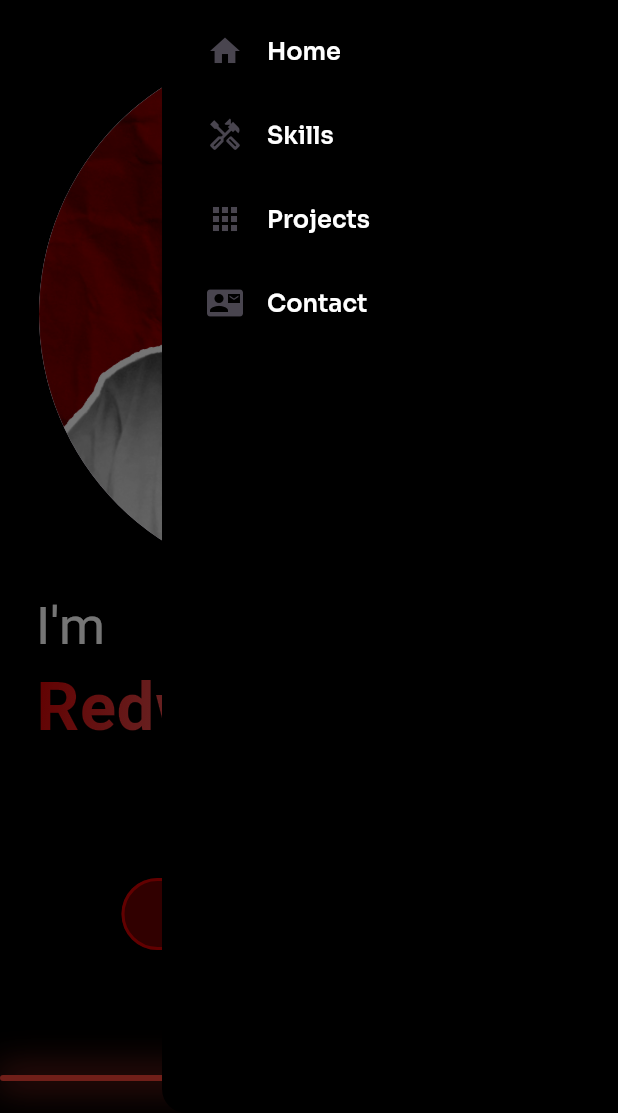
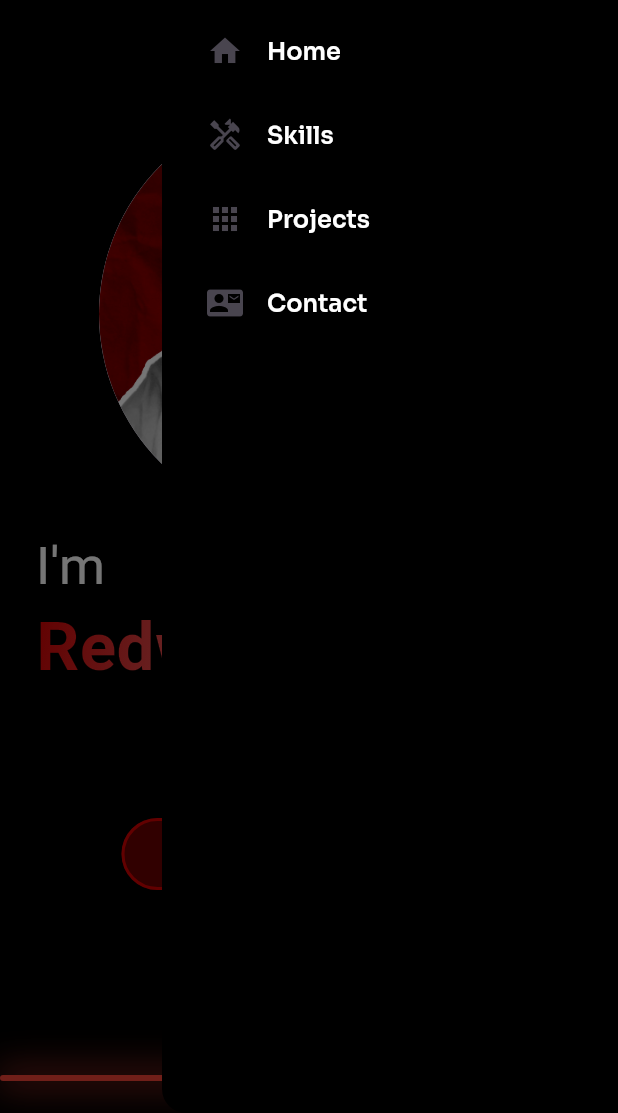
Before and after one commit to redredcode/reds_web_portfolio, a Flutter app: the screen it shows after launch, after a tap on the "menu" icon, on a phone screen of 412 x 824 dp, the part 123-1236 px from its top. Run offline on Flutter 3.47's test engine with Material 3 defaults, Android fonts, the phone set to English and light mode, and no system bars; our stand-ins replace google_fonts; missing offline and left inert: dart:js, universal_html.

Commit message:
Use the universal_html package for mobile builds, fix Main section and about section responsiveness for mobile

```diff
--- a/lib/all_sections/about_section/about_section_mobile.dart
+++ b/lib/all_sections/about_section/about_section_mobile.dart
@@ -11,8 +11,12 @@ class AboutSectionMobile extends StatelessWidget {
 
   @override
   Widget build(BuildContext context) {
+    final screenSize = MediaQuery.of(context).size;
+    final screenWidth = screenSize.width;
+    final screenHeight = screenSize.height;
+
     return Container(
-      height: 700,
+      height: screenHeight / 0.9,
       width: double.maxFinite,
       color: Colors.black,
       child: Padding(
@@ -21,10 +25,11 @@ class AboutSectionMobile extends StatelessWidget {
           //crossAxisAlignment: CrossAxisAlignment.start,
           children: [
             Text(
-              'About Me',
+              'About',
+              //textAlign: TextAlign.center,
               style: GoogleFonts.sora(
                 fontWeight: FontWeight.bold,
-                fontSize: 70,
+                fontSize: 60,
                 color: Colors.white,
               ),
             ),
@@ -33,6 +38,7 @@ class AboutSectionMobile extends StatelessWidget {
               children: [
                 const Text(
                   'I\'m a Flutter developer based in Bangladesh. 🇧🇩',
+                  //textAlign: TextAlign.center,
                   style: TextStyle(
                     color: Colors.white,
                     fontSize: 30,
@@ -77,7 +83,7 @@ class AboutSectionMobile extends StatelessWidget {
             const SizedBox(height: 48),
             Center(
               child: CustomButton(
-                buttonName: 'Download CV',
+                buttonName: 'Download CV', fontSize: 22,
                 onPressed: () {
                   SiteLauncher.launchUrl(Urls.atsResumeDriveLink); // old cv... update to the new one
                 },
--- a/lib/all_sections/main_section/main_mobile.dart
+++ b/lib/all_sections/main_section/main_mobile.dart
@@ -33,7 +33,7 @@ class MainMobile extends StatelessWidget {
         mainAxisAlignment: MainAxisAlignment.center,
         children: [
           const CircleAvatar(
-            radius: 180,
+            radius: 140,
             backgroundImage: AssetImage(AssetsPath.redsDp),
           ),
           const SizedBox(height: 8),
--- a/lib/widgets/buttons/custom_button.dart
+++ b/lib/widgets/buttons/custom_button.dart
@@ -7,13 +7,14 @@ class CustomButton extends StatelessWidget {
   const CustomButton({
     super.key,
     required this.buttonName,
-    required this.onPressed, this.width, this.height,
+    required this.onPressed, this.width, this.height, this.fontSize,
   });
 
   final String buttonName;
   final VoidCallback onPressed;
   final double? width;
   final double? height;
+  final double? fontSize;
 
   @override
   Widget build(BuildContext context) {
@@ -32,7 +33,7 @@ class CustomButton extends StatelessWidget {
         child: Text(
           buttonName,
           style: GoogleFonts.sora(
-            fontSize: 30,
+            fontSize: fontSize ?? 30,
             fontWeight: FontWeight.w600,
           ),
         ),
--- a/lib/widgets/headers/header_desktop.dart
+++ b/lib/widgets/headers/header_desktop.dart
@@ -1,6 +1,6 @@
 import 'package:flutter/material.dart';
 import 'package:google_fonts/google_fonts.dart';
-import 'package:reds_web_portfolio/widgets/site_logo.dart';
+import 'package:reds_web_portfolio/widgets/site_logo/site_logo.dart';
 import '../../constants/nav_items.dart';
 
 class HeaderDesktop extends StatelessWidget {
@@ -52,7 +52,7 @@ class HeaderDesktop extends StatelessWidget {
             child: Row(
               children: [
                 const SizedBox(width: 70),
-                const SiteLogo(),
+                const SiteLogoDesktop(),
                 const Spacer(),
                 for (int i = 0; i < navTitles.length; i++)
                   Padding(
--- a/lib/widgets/headers/header_mobile.dart
+++ b/lib/widgets/headers/header_mobile.dart
@@ -1,5 +1,5 @@
 import 'package:flutter/material.dart';
-import 'package:reds_web_portfolio/widgets/site_logo.dart';
+import 'package:reds_web_portfolio/widgets/site_logo/site_logo.dart';
 
 class HeaderMobile extends StatelessWidget implements PreferredSizeWidget {
   const HeaderMobile({super.key, this.onLogoTap, this.onMenuTap});
@@ -38,7 +38,7 @@ class HeaderMobile extends StatelessWidget implements PreferredSizeWidget {
             child: Row(
               children: [
                 const SizedBox(width: 40),
-                const SiteLogo(),
+                const SiteLogoDesktop(),
                 const Spacer(),
                 IconButton(
                   onPressed: onMenuTap,
--- a/lib/widgets/site_logo.dart
+++ b/lib/widgets/site_logo/site_logo.dart
@@ -1,12 +1,11 @@
 import 'package:flutter/material.dart';
-import 'dart:html' as html;
+import 'package:google_fonts/google_fonts.dart';
+import 'package:universal_html/html.dart' as html;
 
-import 'package:google_fonts/google_fonts.dart';
-
-class SiteLogo extends StatelessWidget {
-  const SiteLogo({super.key,});
-
-
+class SiteLogoDesktop extends StatelessWidget {
+  const SiteLogoDesktop({
+    super.key,
+  });
 
   @override
   Widget build(BuildContext context) {
@@ -16,13 +15,12 @@ class SiteLogo extends StatelessWidget {
       },
       child: Text(
         'redredcode',
-        //'Redwan\nAhmed\nFahim',
         style: GoogleFonts.sora(
-            fontSize: 22,
-            fontWeight: FontWeight.bold,
-            color: Colors.redAccent.shade700),
+          fontSize: 22,
+          fontWeight: FontWeight.bold,
+          color: Colors.redAccent.shade700,
+        ),
       ),
     );
   }
-
 }
--- a/pubspec.yaml
+++ b/pubspec.yaml
@@ -31,6 +31,7 @@ dependencies:
   google_fonts: ^6.2.1
   flutter_svg: ^2.0.16
   url_launcher: ^6.3.1
+  universal_html: ^2.2.4
 
 dev_dependencies:
   flutter_test:
```
Also changed, not shown: pubspec.lock.
